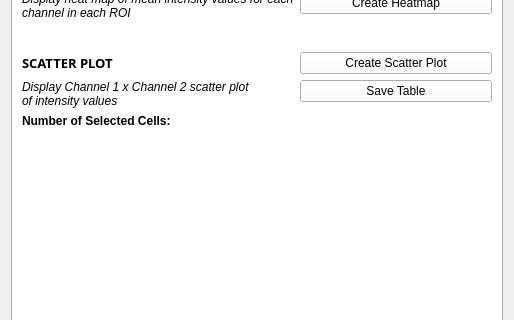
This is HypModuleCode/Resources/UI/HypModuleCode.ui in SlicerMicro/Slicer-TITAN as Qt 5 draws it before an edit; both pictures show x 0 to 514 and y 277 to 597 of the 514 by 1168 pixel window. The edited form follows.
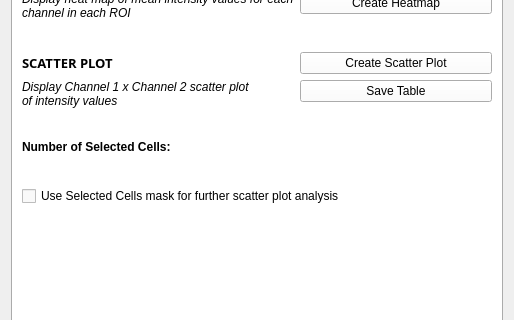
This is the edited form. Custom widgets are drawn as their Qt base class.

Commit message: ENH: Added check box in UI for scatter plot

Patch:
```diff
--- a/HypModuleCode/Resources/UI/HypModuleCode.ui
+++ b/HypModuleCode/Resources/UI/HypModuleCode.ui
@@ -1438,7 +1438,7 @@
          </property>
         </widget>
        </item>
-       <item row="16" column="0">
+       <item row="17" column="0">
         <spacer name="horizontalSpacer_9">
          <property name="orientation">
           <enum>Qt::Horizontal</enum>
@@ -1516,7 +1516,7 @@
          </property>
         </widget>
        </item>
-       <item row="15" column="0">
+       <item row="16" column="0">
         <widget class="QLabel" name="label_25">
          <property name="font">
           <font>
@@ -1529,7 +1529,7 @@
          </property>
         </widget>
        </item>
-       <item row="15" column="1">
+       <item row="16" column="1">
         <widget class="QLabel" name="selectedCellsCount">
          <property name="font">
           <font>
@@ -1542,6 +1542,26 @@
          </property>
         </widget>
        </item>
+       <item row="15" column="0">
+        <spacer name="horizontalSpacer_5">
+         <property name="orientation">
+          <enum>Qt::Horizontal</enum>
+         </property>
+         <property name="sizeHint" stdset="0">
+          <size>
+           <width>40</width>
+           <height>20</height>
+          </size>
+         </property>
+        </spacer>
+       </item>
+       <item row="18" column="0" colspan="2">
+        <widget class="QCheckBox" name="checkBoxSelectedCells">
+         <property name="text">
+          <string>Use Selected Cells mask for further scatter plot analysis</string>
+         </property>
+        </widget>
+       </item>
       </layout>
      </widget>
     </widget>
```
